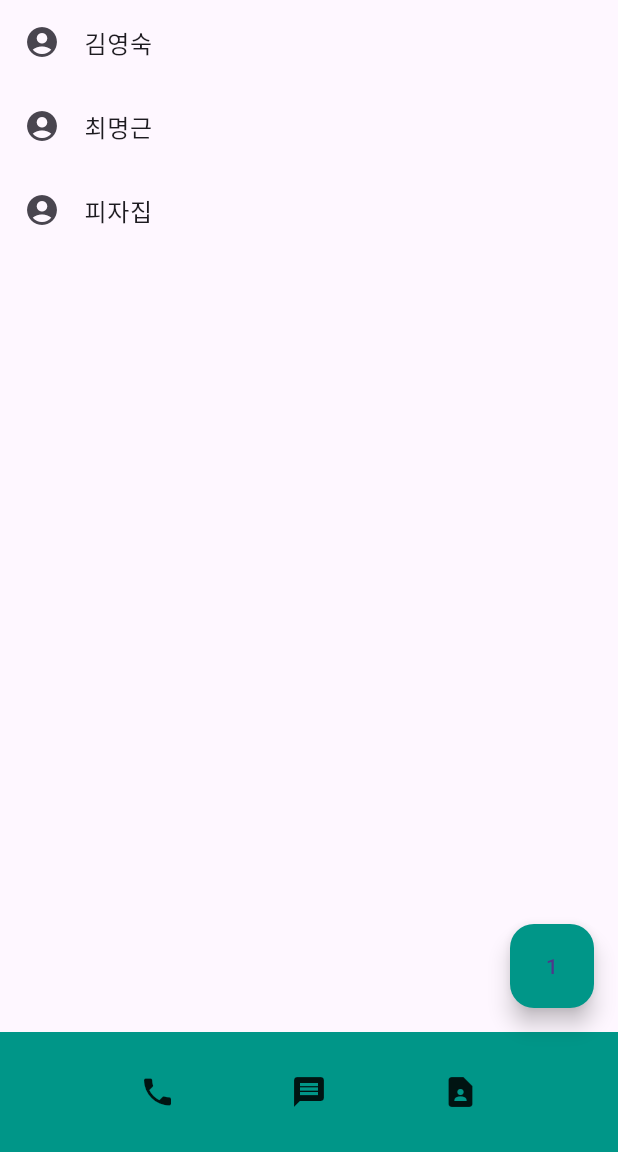
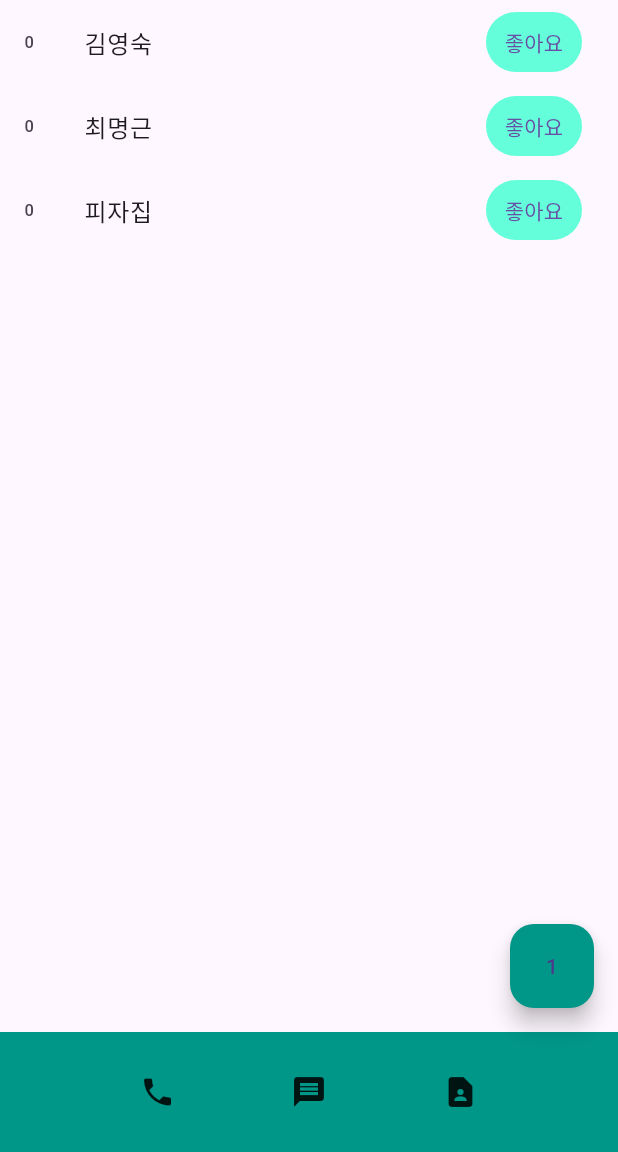
Before and after one commit to myungkeun02/flutter_practice, a Flutter app: the screen it shows after launch, on a phone screen of 412 x 824 dp, the part 84-1236 px from its top. Run offline on Flutter 3.47's test engine with Material 3 defaults, Android fonts, the phone set to English and light mode, and no system bars.

Commit message:
like state

```diff
--- a/lib/main.dart
+++ b/lib/main.dart
@@ -29,6 +29,7 @@ class MyApp extends StatefulWidget {
 class _MyAppState extends State<MyApp> {
   var a = 1;
   var name = ["김영숙", "최명근", "피자집"];
+  var likes = [0,0,0];
 
   @override
   Widget build(BuildContext context) {
@@ -53,8 +54,16 @@ class _MyAppState extends State<MyApp> {
           itemBuilder: (c, i) {
             print(i);
             return ListTile(
-              leading: Icon(Icons.account_circle),
+              leading: Text(likes[i].toString()),
               title: Text(name[i]),
+              trailing: TextButton(
+                  style: ButtonStyle(backgroundColor: MaterialStateProperty.all<Color>(Colors.tealAccent)),
+                  onPressed: (){
+                    setState(() {
+                      likes[i]++;
+                    });
+                  },
+                  child: Text("좋아요")),
             );
           },
         ),
```
